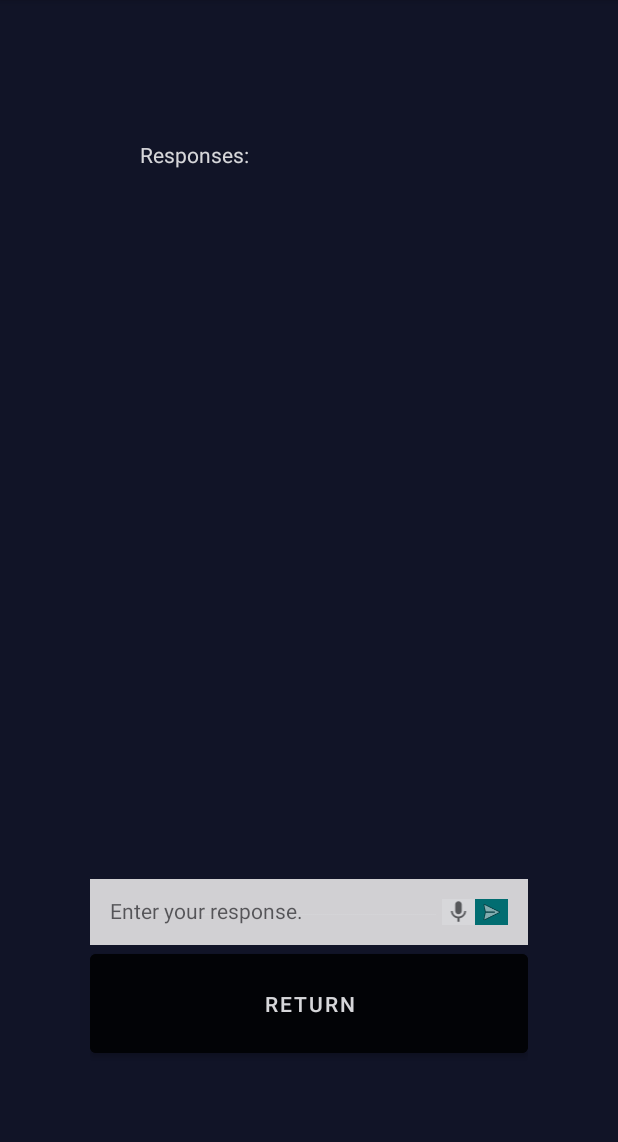
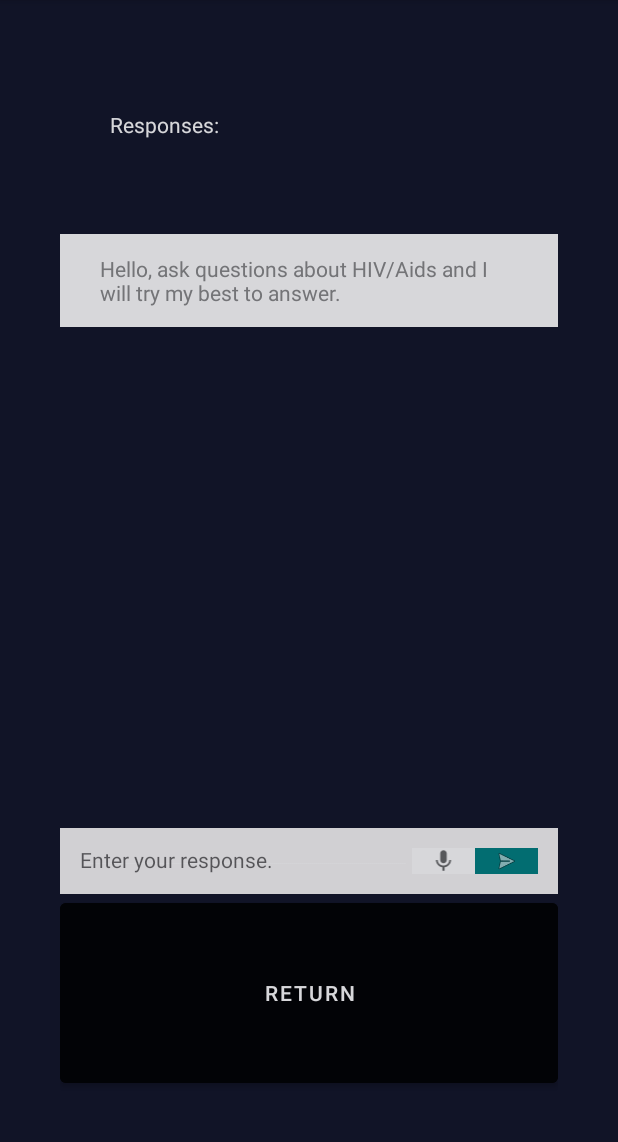
Before and after one commit to kimr314159/Android-Hive-Healthcare, an Android app: the screen it shows after launch (MainActivity), after a tap on "Chat with us.", on a phone screen of 412 x 824 dp, the part 84-1226 px from its top. Run offline under Robolectric (Android 15) with nearby library versions, the phone set to English and light mode, and no system bars; libraries missing offline, so code that uses them is left out: com.google.api.gax, com.google.auth.oauth2, com.google.cloud.dialogflow; 7 statements that could not run were skipped.

Commit message:
Dynamically load outgoing and incoming responses, includes text to speech feature.

```diff
--- a/app/src/main/AndroidManifest.xml
+++ b/app/src/main/AndroidManifest.xml
@@ -9,6 +9,12 @@
     <uses-permission android:name="android.permission.INTERNET" />
     <uses-permission android:name="android.permission.ACCESS_NETWORK_STATE" />
     <uses-permission android:name="android.permission.ACCESS_FINE_LOCATION" />
+
+    <queries>
+        <intent>
+            <action android:name="android.intent.action.TTS_SERVICE" />
+        </intent>
+    </queries>
 
     <application
         android:allowBackup="true"
--- a/app/src/main/java/com/example/hivehealthcare/MainActivity.java
+++ b/app/src/main/java/com/example/hivehealthcare/MainActivity.java
@@ -18,24 +18,27 @@ import java.util.UUID;
 
 import android.content.Context;
 import android.content.Intent;
+import android.graphics.Color;
 import android.os.Bundle;
 import android.os.Handler;
 import android.os.Looper;
 import android.os.StrictMode;
 import android.speech.RecognizerIntent;
+import android.speech.tts.TextToSpeech;
+import android.util.Log;
+import android.view.Gravity;
 import android.view.View;
+import android.view.ViewGroup;
 import android.view.inputmethod.InputMethodManager;
 import android.widget.Button;
 import android.widget.EditText;
 import android.widget.ImageView;
 import android.widget.LinearLayout;
 import android.widget.TextView;
-
-
 import java.io.InputStream;
 
 
-public class MainActivity extends AppCompatActivity {
+public class MainActivity extends AppCompatActivity  {
 
     private ImageView buttonSend;
     private ImageView buttonSpeech;
@@ -45,6 +48,7 @@ public class MainActivity extends AppCompatActivity {
     private GoogleCredentials credentials;
     private SessionName sessionName;
     private SessionsClient sessionsClient;
+    private LinearLayout viewResponses;
     private LinearLayout buttonDiscussionOption;
     private LinearLayout buttonInformationOption;
     private LinearLayout layoutInformationPage;
@@ -53,7 +57,8 @@ public class MainActivity extends AppCompatActivity {
     private LinearLayout layoutDisplayOptions;
     private final int VOICE_REQUEST_CODE = 200;
     private String knowledgeBaseName;
-
+    private static Context context;
+    TextToSpeech textToSpeech;
 
 
     @Override
@@ -63,17 +68,62 @@ public class MainActivity extends AppCompatActivity {
         textName = (TextView) findViewById(R.id.text_name);
         textName.setAlpha(0);
         textName.animate().alpha(1.0f).setDuration(3000).start();
-
         knowledgeBaseName =  getResources().getString(R.string.knowledge_base_id);
-        System.out.println(knowledgeBaseName);
-
-
         Handler handler = new Handler(Looper.getMainLooper());
         handler.postDelayed(new Runnable() {
             @Override
             public void run() {
                 getOptionsLayout();
             }}, 2000);
+
+        textToSpeech = new TextToSpeech(this, new TextToSpeech.OnInitListener() {
+            @Override
+            public void onInit(int status) {
+                if (status == TextToSpeech.SUCCESS) {
+                    int result = textToSpeech.setLanguage(Locale.UK);
+                } else {
+                    System.err.println("Failed to setup text to voice.");
+                }
+            }
+        });
+    }
+
+    private void startTextToSpeech(String str) {
+        textToSpeech.speak(str, TextToSpeech.QUEUE_FLUSH, null, null);
+    }
+
+    public void createOutResponse(LinearLayout viewResponses, String str){
+        System.out.println("createOutMessage");
+        LinearLayout linearLayout = new LinearLayout(MainActivity.this);
+        linearLayout.setGravity(Gravity.RIGHT);
+        linearLayout.setPadding(0,20,0,20);
+        TextView textView = new TextView(MainActivity.this);
+        textView.setText(str);
+
+        textView.setBackgroundColor(0xfff00000);
+        textView.setTextColor(Color.BLUE);
+        textView.setPadding(40,20,40,20);
+        textView.setBackgroundResource(R.color.white);
+        textView.setLayoutParams(new ViewGroup.LayoutParams(ViewGroup.LayoutParams.WRAP_CONTENT, ViewGroup.LayoutParams.WRAP_CONTENT));
+
+        viewResponses.addView(linearLayout);
+        linearLayout.addView(textView);
+    }
+
+    public void createInResponse(LinearLayout viewResponses, String str){
+        startTextToSpeech(str);
+        System.out.println("createInResponse");
+        LinearLayout linearLayout = new LinearLayout(MainActivity.this);
+        linearLayout.setGravity(Gravity.LEFT);
+        linearLayout.setPadding(0,20,0,20);
+        TextView textView = new TextView(MainActivity.this);
+        textView.setText(str);
+        textView.setTextColor(Color.GRAY);
+        textView.setPadding(40,20,40,20);
+        textView.setBackgroundResource(R.color.white);
+        textView.setLayoutParams(new ViewGroup.LayoutParams(ViewGroup.LayoutParams.WRAP_CONTENT, ViewGroup.LayoutParams.WRAP_CONTENT));
+        viewResponses.addView(linearLayout);
+        linearLayout.addView(textView);
     }
 
 
@@ -93,6 +143,21 @@ public class MainActivity extends AppCompatActivity {
                     layoutDiscussion.setAlpha(0);
                     layoutDiscussion.animate().alpha(1.0f).setDuration(3000).start();
                     buttonReturnToOptions = (Button) findViewById(R.id.button_return);
+                    viewResponses = (LinearLayout) findViewById(R.id.view_responses);
+                    textLog = (TextView) findViewById(R.id.textLog);
+
+                    buttonSpeech = (ImageView) findViewById(R.id.buttonSpeech);
+                    buttonSend = (ImageView) findViewById(R.id.buttonSend);
+                    textMessage = (EditText) findViewById(R.id.textMessage);
+
+
+                    createInResponse(viewResponses, "Hello, ask questions about HIV/Aids and I will try my best to answer.");
+
+
+                    setCredentials();
+                    createSession();
+                    StrictMode.setThreadPolicy(new StrictMode.ThreadPolicy.Builder().permitAll().build());
+                    sendWhoRequest("USA");
                     buttonReturnToOptions.setOnClickListener(new View.OnClickListener() {
                         @Override
                         public void onClick(View v) {
@@ -104,14 +169,6 @@ public class MainActivity extends AppCompatActivity {
                         }
                     });
 
-                    buttonSpeech = (ImageView) findViewById(R.id.buttonSpeech);
-                    buttonSend = (ImageView) findViewById(R.id.buttonSend);
-                    textMessage = (EditText) findViewById(R.id.textMessage);
-                    textLog = (TextView) findViewById(R.id.textLog);
-                    setCredentials();
-                    createSession();
-                    StrictMode.setThreadPolicy(new StrictMode.ThreadPolicy.Builder().permitAll().build());
-                    sendWhoRequest("USA");
                 }catch (Exception e){
                     System.err.println("Failed to load 'discussions' option." + e);
                 }
@@ -173,9 +230,8 @@ public class MainActivity extends AppCompatActivity {
         if (resultCode == RESULT_OK && null != intent && VOICE_REQUEST_CODE==requestCode) {
             ArrayList<String> result = intent.getStringArrayListExtra(RecognizerIntent.EXTRA_RESULTS);
             String results = result.get(0);
-                results = results.replace(getResources().getString(R.string.resultRegex),getResources().getString(R.string.resultRegexUpdate));//Eventually use regex
-                textLog.append(System.lineSeparator());
-                textLog.append(results);
+            results = results.replace(getResources().getString(R.string.resultRegex),getResources().getString(R.string.resultRegexUpdate));
+            createOutResponse(viewResponses, results);
             try {
                 sendMessage(results);
             } catch(Exception e){
@@ -194,10 +250,14 @@ public class MainActivity extends AppCompatActivity {
                 try{
                     String message = textMessage.getText().toString();
                     textMessage.setText("");
-                    textLog.append(System.lineSeparator());
-                    textLog.append(message);
                     System.out.println("Get Message: " + message);
+                    createOutResponse(viewResponses,message);
                     sendMessage(message);
+
+
+
+
+
 
 
                     //Hide soft keyboard
@@ -211,19 +271,11 @@ public class MainActivity extends AppCompatActivity {
     }
 
 
-
-    public void updateDiscussion(String text) {
-
-        textLog.append(System.lineSeparator());
-        textLog.append(text);
-        textLog.append(System.lineSeparator());
-    }
-
     public void sendMessage(String message) throws InterruptedException {
         DialogFlowThread dialogFlowThread = new DialogFlowThread(message, sessionsClient, sessionName, knowledgeBaseName);
         dialogFlowThread.start();
         dialogFlowThread.join();
-        updateDiscussion(dialogFlowThread.getQueryResult());
+        createInResponse(viewResponses, dialogFlowThread.getQueryResult());
     }
 
 
--- a/app/src/main/res/layout/activity_main.xml
+++ b/app/src/main/res/layout/activity_main.xml
@@ -5,7 +5,6 @@
     android:layout_width="match_parent"
     android:layout_height="match_parent"
     android:background=" #111427"
-    android:padding="30px"
     tools:context=".MainActivity">
 
     <LinearLayout
@@ -24,20 +23,37 @@
 
             <LinearLayout
                 android:layout_width="match_parent"
-                android:layout_height="526dp"
-                android:background=" #111427"
-                android:orientation="horizontal">
+                android:layout_height="512dp"
+                android:orientation="vertical">
 
                 <TextView
                     android:id="@+id/textLog"
-                    android:layout_width="wrap_content"
-                    android:layout_height="match_parent"
+                    android:layout_width="fill_parent"
+                    android:layout_height="17dp"
                     android:layout_weight="1"
                     android:padding="50px"
                     android:text="Responses:"
                     android:textColor="#FFFFFF"
                     android:textSize="14dp" />
 
+                <LinearLayout
+                    android:layout_width="match_parent"
+                    android:layout_height="323dp"
+                    android:layout_weight="1"
+                    android:orientation="vertical">
+
+                    <ScrollView
+                        android:layout_width="match_parent"
+                        android:layout_height="match_parent"
+                        android:layout_weight="1">
+
+                        <LinearLayout
+                            android:id="@+id/view_responses"
+                            android:layout_width="fill_parent"
+                            android:layout_height="wrap_content"
+                            android:orientation="vertical"></LinearLayout>
+                    </ScrollView>
+                </LinearLayout>
             </LinearLayout>
 
             <LinearLayout
```
Lines whose indentation alone changed are shown as unchanged.
